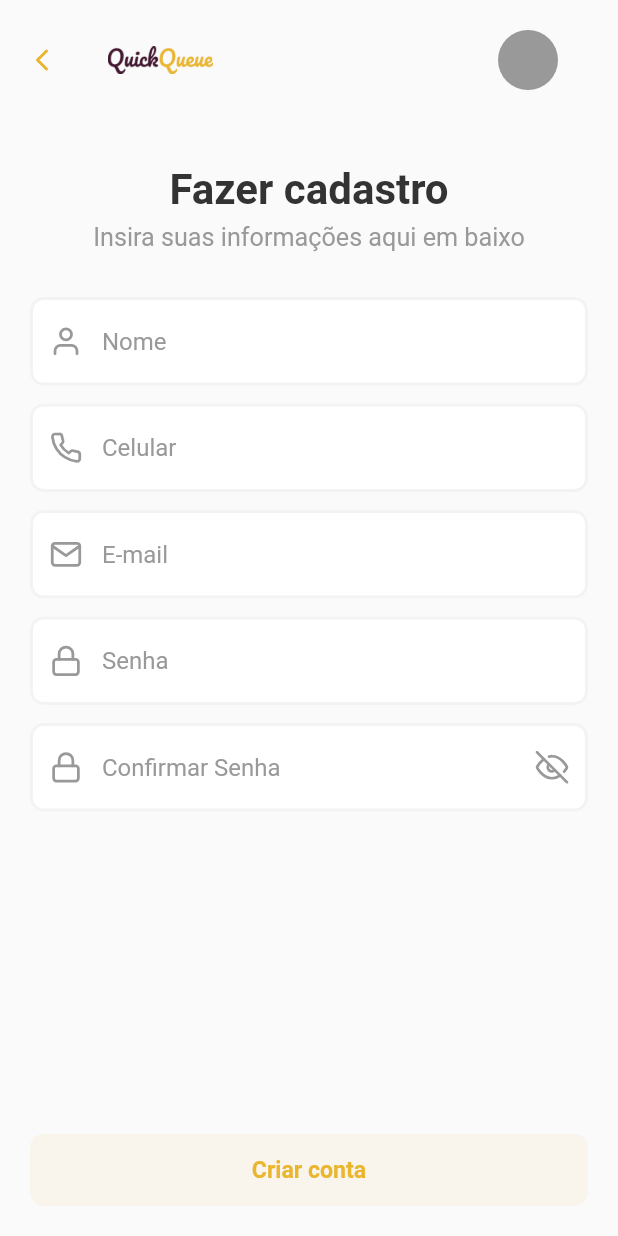
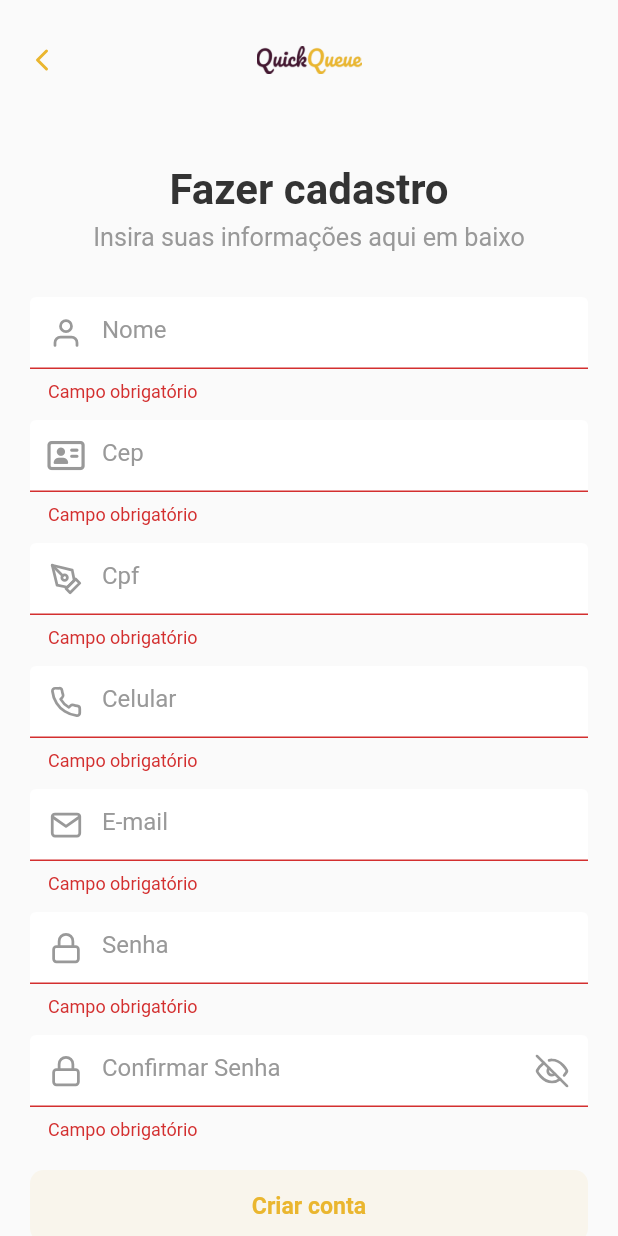
Before and after one commit to thiagoarndtorg/quick-pick-app, a Flutter app: the RegisterView screen opened directly, after a tap on "Criar conta", on a phone screen of 412 x 824 dp. Run offline on Flutter 3.47's test engine with Material 2 defaults, Android fonts, the phone set to English and light mode, and no system bars; our stand-ins replace auto_route, brasil_fields, carousel_slider, dio, feather_icons, font_awesome_flutter and 3 more; accounts and stored records are empty; network calls fail.

Commit message:
in progress with flutter 3.13.0

```diff
--- /dev/null
+++ b/lib/src/features/register/application/register_controller.dart
@@ -0,0 +1,30 @@
+import 'package:flutter/material.dart';
+import 'package:quick_pick_app/src/utils/common/domain/address_model.dart';
+import 'package:quick_pick_app/src/features/register/data/repositories/register_repository.dart';
+import 'package:quick_pick_app/src/utils/common/domain/user_model.dart';
+import 'package:quick_pick_app/src/utils/common/repositories/address_repository.dart';
+
+class RegisterController {
+  RegisterController();
+  RegisterRepository _registerRepository = RegisterRepository();
+
+  Future<void> register(
+      {required String cep,
+      required String name,
+      required String email,
+      required String password,
+      required String phone,
+      required String cpf}) async {
+    AddressModel address = await AddressRepository.getAddress(cep);
+
+    final userModel = UserModel(
+      name: name,
+      email: email,
+      password: password,
+      phone: phone,
+      cpf: cpf,
+      address: address,
+    );
+    await _registerRepository.registerUser(userModel);
+  }
+}
--- a/lib/src/features/register/presentation/view/register_view.dart
+++ b/lib/src/features/register/presentation/view/register_view.dart
@@ -1,6 +1,10 @@
 import 'package:auto_route/auto_route.dart';
+import 'package:brasil_fields/brasil_fields.dart';
 import 'package:feather_icons/feather_icons.dart';
 import 'package:flutter/material.dart';
+import 'package:flutter/services.dart';
+import 'package:font_awesome_flutter/font_awesome_flutter.dart';
+import 'package:quick_pick_app/src/features/register/application/register_controller.dart';
 import 'package:quick_pick_app/src/utils/app_colors.dart';
 import 'package:quick_pick_app/src/utils/common/widgets/app_bar_app.dart';
 import 'package:quick_pick_app/src/utils/common/widgets/button_app.dart';
@@ -19,9 +23,14 @@
   late TextEditingController textEmailController;
   late TextEditingController textPasswordController;
   late TextEditingController textConfirmPasswordController;
+  late TextEditingController textCepController;
+  late TextEditingController textCpfController;
+
   @override
   void initState() {
     textNameController = TextEditingController();
+    textCepController = TextEditingController();
+    textCpfController = TextEditingController();
     textTelephoneController = TextEditingController();
     textEmailController = TextEditingController();
     textPasswordController = TextEditingController();
@@ -29,19 +38,20 @@
     super.initState();
   }
 
+  final RegisterController registerController = RegisterController();
+  final _formKey = GlobalKey<FormState>();
   @override
   Widget build(BuildContext context) {
     return Scaffold(
         resizeToAvoidBottomInset: true,
-        appBar: AppBarApp(onBackPressed: () => context.router.replaceNamed('/login')),
-        body: CustomScrollView(
-          slivers: [
-            SliverFillRemaining(
-              hasScrollBody: false,
+        appBar: AppBarApp(
+            onBackPressed: () =>
+                context.router.replaceNamed('/login')),
+        body: SingleChildScrollView(
             child: Container(
-                  height: MediaQuery.of(context).size.height - 120,
                 child: Padding(
-                    padding: EdgeInsets.only(top: 0, right: 20, left: 20, bottom: 20),
+          padding: EdgeInsets.only(
+              top: 0, right: 20, left: 20, bottom: 20),
           child: Column(
             children: [
               Padding(
@@ -53,7 +63,9 @@
                     Text(
                       'Fazer cadastro',
                       textScaleFactor: 2,
-                                style: TextStyle(color: appColorTitle, fontWeight: FontWeight.w600),
+                      style: TextStyle(
+                          color: appColorTitle,
+                          fontWeight: FontWeight.w600),
                     ),
                     Text(
                       'Insira suas informações aqui em baixo',
@@ -63,7 +75,8 @@
                   ],
                 ),
               ),
-                        Expanded(
+              Form(
+                key: _formKey,
                 child: Wrap(
                   runSpacing: 12,
                   children: [
@@ -74,6 +87,30 @@
                       inputType: TextInputType.text,
                     ),
                     TextFieldApp(
+                      formatters: [
+                        CepInputFormatter(),
+                        FilteringTextInputFormatter.digitsOnly
+                      ],
+                      title: 'Cep',
+                      icon: FontAwesomeIcons.addressCard,
+                      controller: textCepController,
+                      inputType: TextInputType.number,
+                    ),
+                    TextFieldApp(
+                      formatters: [
+                        CpfInputFormatter(),
+                        FilteringTextInputFormatter.digitsOnly
+                      ],
+                      title: 'Cpf',
+                      icon: FeatherIcons.penTool,
+                      controller: textCpfController,
+                      inputType: TextInputType.text,
+                    ),
+                    TextFieldApp(
+                      formatters: [
+                        FilteringTextInputFormatter.digitsOnly,
+                        TelefoneInputFormatter()
+                      ],
                       title: 'Celular',
                       icon: FeatherIcons.phone,
                       controller: textTelephoneController,
@@ -101,17 +138,48 @@
                   ],
                 ),
               ),
+              SizedBox(height: 20),
               ButtonApp(
-                          onPressed: (() {}),
+                onPressed: (() async {
+                  if (_formKey.currentState!.validate()) {
+                    if (textPasswordController.text !=
+                        textConfirmPasswordController.text) {
+                      ScaffoldMessenger.of(context).showSnackBar(
+                        SnackBar(
+                          content: Text('As senhas não são iguais'),
+                          backgroundColor: Colors.red,
+                        ),
+                      );
+                      return;
+                    }
+                    try {
+                      await registerController.register(
+                        cep: textCepController.text,
+                        name: textNameController.text,
+                        email: textEmailController.text,
+                        password: textPasswordController.text,
+                        phone: textTelephoneController.text,
+                        cpf: textCepController.text,
+                      );
+                      ScaffoldMessenger.of(context).showSnackBar(
+                        SnackBar(
+                          content: Text('Usuário criado com sucesso'),
+                          backgroundColor: Colors.green,
+                        ),
+                      );
+
+                      context.router.replaceNamed('/login');
+                    } catch (e) {
+                      print(e);
+                    }
+                  }
+                }),
                 title: 'Criar conta',
                 backgroundColor: appColorPrimaryTransparent,
                 textColor: appColorPrimary,
               )
             ],
           ),
-                  )),
-            )
-          ],
-        ));
+        ))));
   }
 }
--- /dev/null
+++ b/lib/src/utils/common/domain/address_model.dart
@@ -0,0 +1,47 @@
+import 'package:hive_flutter/hive_flutter.dart';
+
+part 'address_model.g.dart';
+
+@HiveType(typeId: 1)
+class AddressModel {
+  @HiveField(0)
+  String? street;
+  @HiveField(1)
+  int? number;
+  @HiveField(2)
+  String? complement;
+  @HiveField(3)
+  String? neighborhood;
+  @HiveField(4)
+  String? cep;
+  @HiveField(5)
+  String? name;
+
+  AddressModel(
+      {this.street,
+      this.number,
+      this.complement,
+      this.neighborhood,
+      this.cep,
+      this.name});
+
+  AddressModel.fromJson(Map<String, dynamic> json) {
+    street = json['logradouro'];
+    number = 0;
+    complement = json['complemento'];
+    neighborhood = json['bairro'];
+    cep = json['cep'];
+    name = json['logradouro'];
+  }
+
+  Map<String, dynamic> toJson() {
+    final Map<String, dynamic> data = new Map<String, dynamic>();
+    data['street'] = this.street;
+    data['number'] = this.number;
+    data['complement'] = this.complement;
+    data['neighborhood'] = this.neighborhood;
+    data['cep'] = this.cep;
+    data['name'] = this.name;
+    return data;
+  }
+}
--- a/lib/src/utils/common/domain/user_model.dart
+++ b/lib/src/utils/common/domain/user_model.dart
@@ -1,4 +1,5 @@
 import 'package:hive/hive.dart';
+import 'package:quick_pick_app/src/utils/common/domain/address_model.dart';
 
 part 'user_model.g.dart';
 
@@ -7,10 +8,74 @@
   @HiveField(0)
   String? userName;
   @HiveField(1)
+  int? id;
+  @HiveField(2)
+  int? addressId;
+  @HiveField(3)
+  bool? isAdmin;
+  @HiveField(4)
+  String? name;
+  @HiveField(5)
+  String? email;
+  @HiveField(6)
+  String? password;
+  @HiveField(7)
+  String? phone;
+  @HiveField(8)
+  String? cpf;
+  @HiveField(9)
+  AddressModel? address;
+  @HiveField(10)
   String? token;
+  UserModel(
+      {this.name,
+      this.email,
+      this.password,
+      this.phone,
+      this.cpf,
+      this.address,
+      this.id,
+      this.addressId,
+      this.isAdmin,
+      this.token});
 
-  UserModel({
-    this.userName,
-    this.token,
-  });
+  UserModel.fromJson(Map<String, dynamic> json) {
+    name = json['name'];
+    email = json['email'];
+    password = json['password'];
+    phone = json['phone'];
+    cpf = json['cpf'];
+    address = json['address'] != null
+        ? new AddressModel.fromJson(json['address'])
+        : null;
+    id = json['id'];
+    addressId = json['addressId'];
+    isAdmin = json['isAdmin'];
+  }
+
+  UserModel.fromJsonLogin(Map<String, dynamic> json) {
+    name = json['user']['name'];
+    email = json['user']['email'];
+    password = json['user']['password'];
+    phone = json['user']['phone'];
+    cpf = json['user']['cpf'];
+    address = json['user']['address'] != null
+        ? new AddressModel.fromJson(json['user']['address'])
+        : null;
+    id = json['user']['id'];
+    addressId = json['user']['addressId'];
+    isAdmin = json['user']['isAdmin'];
+    token = json['token'] != null ? json['token']['token'] : null;
+  }
+
+  Map<String, dynamic> toJson() {
+    return {
+      'name': this.name,
+      'email': this.email,
+      'password': this.password,
+      'phone': this.phone,
+      'cpf': this.cpf,
+      'address': this.address != null ? this.address!.toJson() : null,
+    };
+  }
 }
--- /dev/null
+++ b/lib/src/utils/common/repositories/address_repository.dart
@@ -0,0 +1,20 @@
+import 'dart:developer';
+
+import 'package:quick_pick_app/src/utils/common/domain/address_model.dart';
+import 'package:quick_pick_app/src/utils/common/dio_client.dart';
+
+class AddressRepository {
+  static Future<AddressModel> getAddress(String cep) async {
+    DioClient dio = DioClient();
+    try {
+      final response = await dio.defaultDio().get('Address/cep/$cep');
+      final AddressModel resModel =
+          AddressModel.fromJson(response.data);
+      log('Endereço resgatado com sucesso!');
+      return resModel;
+    } catch (e) {
+      log('Erro ao regatar endereço do usuário');
+      throw Exception(e);
+    }
+  }
+}
--- a/lib/src/utils/common/widgets/text_field_app.dart
+++ b/lib/src/utils/common/widgets/text_field_app.dart
@@ -1,5 +1,7 @@
+import 'package:brasil_fields/brasil_fields.dart';
 import 'package:feather_icons/feather_icons.dart';
 import 'package:flutter/material.dart';
+import 'package:flutter/services.dart';
 import 'package:quick_pick_app/src/utils/app_colors.dart';
 
 class TextFieldApp extends StatefulWidget {
@@ -8,13 +10,16 @@
   final bool isPassword;
   final TextInputType inputType;
   final TextEditingController controller;
-  const TextFieldApp(
-      {super.key,
-      required this.title,
-      required this.icon,
-      required this.inputType,
-      required this.controller,
-      this.isPassword = false});
+  final List<TextInputFormatter> formatters;
+  const TextFieldApp({
+    super.key,
+    required this.title,
+    required this.icon,
+    required this.inputType,
+    required this.controller,
+    this.isPassword = false,
+    this.formatters = const [],
+  });
 
   @override
   State<TextFieldApp> createState() => _TextFieldAppState();
@@ -30,7 +35,11 @@
 
   @override
   Widget build(BuildContext context) {
-    return TextField(
+    return TextFormField(
+      validator: (value) {
+        return value!.isEmpty ? 'Campo obrigatório' : null;
+      },
+      inputFormatters: widget.formatters,
       controller: widget.controller,
       obscureText: widget.isPassword,
       keyboardType: widget.inputType,
--- a/pubspec.yaml
+++ b/pubspec.yaml
@@ -37,8 +37,9 @@
   hive_flutter: ^1.1.0
   feather_icons: ^1.2.0
   salomon_bottom_bar: ^3.3.2
-  font_awesome_flutter: ^10.5.0
+  font_awesome_flutter: ^10.6.0
   carousel_slider: ^4.2.1
+  brasil_fields: ^1.14.0
 
 
 dev_dependencies:
```
Also changed, not shown: lib/src/config/hive_config.dart (+4 -8 lines), lib/src/features/home/presentation/view/home_view.dart (+10 -5 lines), lib/src/features/login/application/login_controller.dart (added, +14 -0 lines), lib/src/features/login/data/repositories/login_repository.dart (added, +22 -0 lines), lib/src/features/login/presentation/view/login_view.dart (+15 -3 lines), lib/src/features/register/data/repositories/register_repository.dart (added, +18 -0 lines), lib/src/features/search/presentation/view/search_view.dart (+8 -4 lines), lib/src/utils/common/dio_client.dart (added, +35 -0 lines), lib/src/utils/common/widgets/restaurant_card_app.dart (+7 -3 lines), lib/src/utils/common/domain/address_model.g.dart (added), lib/src/utils/common/domain/user_model.g.dart, pubspec.lock. Lines whose indentation alone changed are shown as unchanged.
